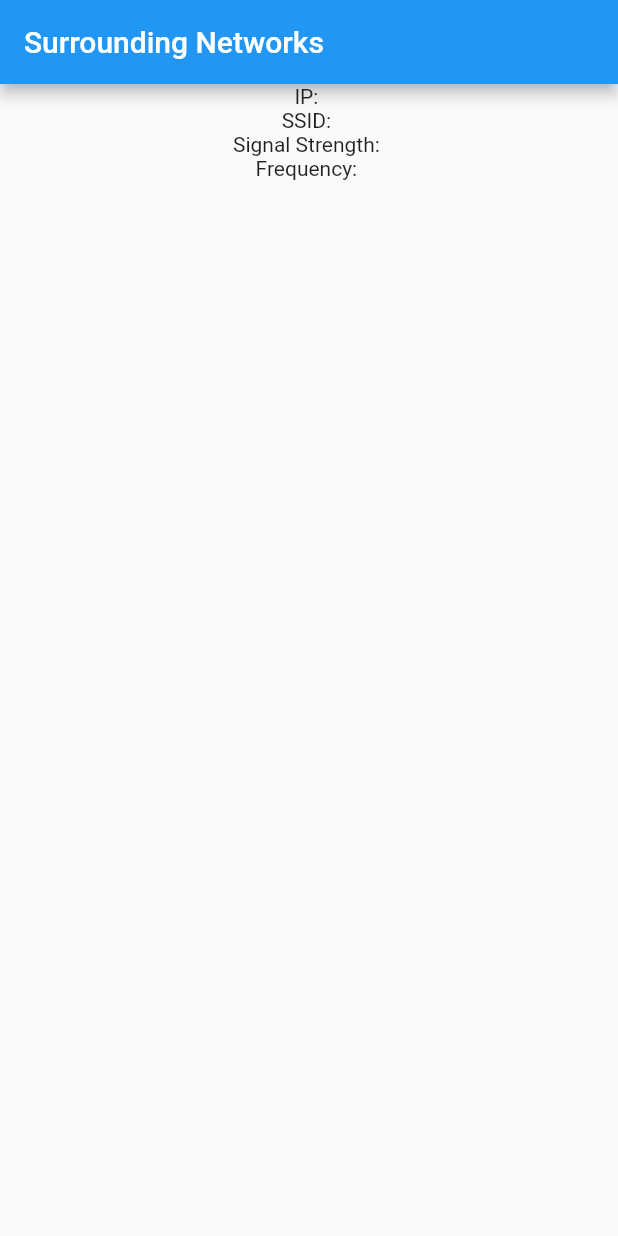
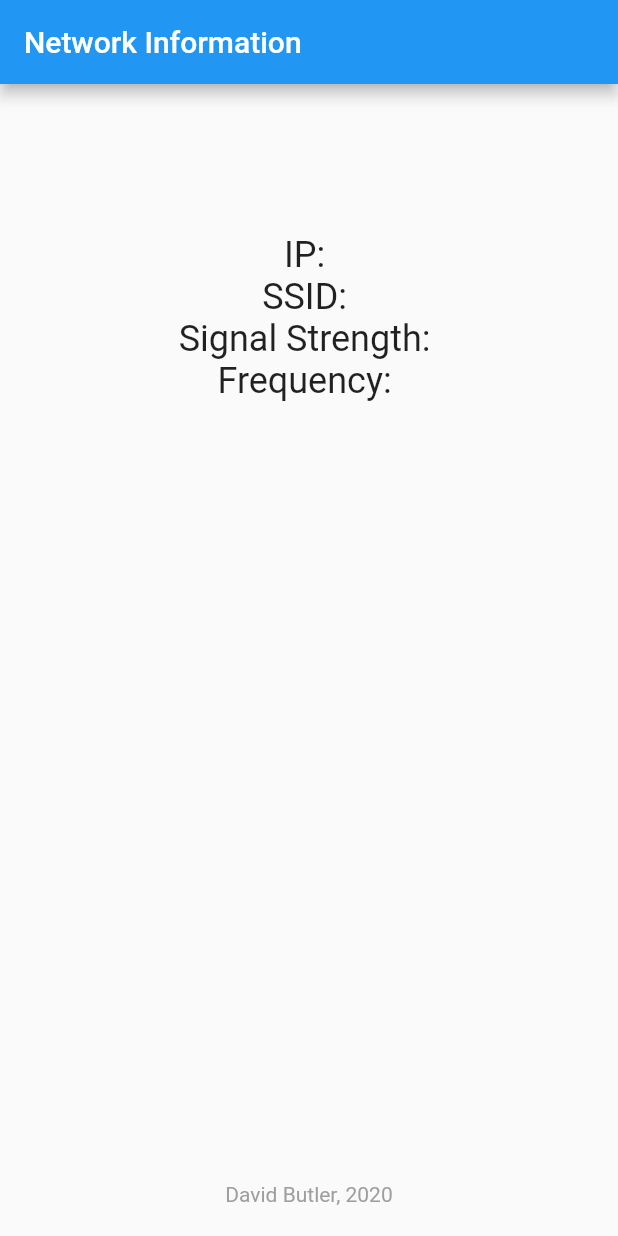
Before and after one commit to dbuts/network_analyzer, a Flutter app: the screen it shows after launch, on a phone screen of 412 x 824 dp. Run offline on Flutter 3.47's test engine with Material 2 defaults, Android fonts, the phone set to English and light mode, and no system bars; missing offline and left inert: wifi_info_plugin.

Commit message:
Changed Title and upgraded text styling

```diff
--- a/lib/main.dart
+++ b/lib/main.dart
@@ -27,7 +27,7 @@ class MyApp extends StatelessWidget {
         // closer together (more dense) than on mobile platforms.
         visualDensity: VisualDensity.adaptivePlatformDensity,
       ),
-      home: MyHomePage(title: 'Surrounding Networks'),
+      home: MyHomePage(title: 'Network Information'),
     );
   }
 }
--- a/lib/wifi_info.dart
+++ b/lib/wifi_info.dart
@@ -67,10 +67,14 @@ class _WifiInfoState extends State<WifiInfo> {
         : "Frequency not found.";
     return Column(
       children: <Widget>[
-        Text('IP: ' + ipAddress),
-        Text('SSID: ' + ssid),
-        Text('Signal Strength: ' + sigStrength),
-        Text('Frequency: ' + freq),
+        SizedBox(height: 100),
+        Text('IP: ' + ipAddress, style: TextStyle(fontSize: 24)),
+        Text('SSID: ' + ssid, style: TextStyle(fontSize: 24)),
+        Text('Signal Strength: ' + sigStrength, style: TextStyle(fontSize: 24)),
+        Text('Frequency: ' + freq, style: TextStyle(fontSize: 24)),
+        Expanded(child: Text("")),
+        Text("David Butler, 2020", style: TextStyle(color: Colors.grey)),
+        SizedBox(height: 20),
         //Text('LinkSpeed: ' + _wifiObject.linkSpeed.toString()),
         /* ElevatedButton(
           onPressed: () {
```
